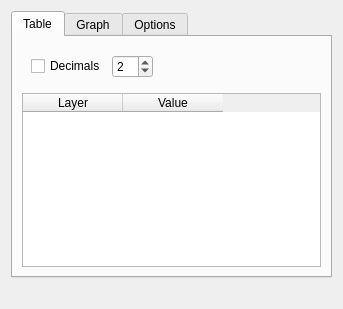
First picture: the form in ui_valuewidgetbase.ui, repository etiennesky/valuetool, before the edit.
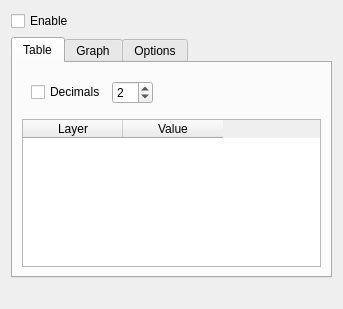
Second picture: the form after the edit.

Commit message: restore Enabled checkbox, sync with map tool selection

The edit to the form file:
```diff
--- a/ui_valuewidgetbase.ui
+++ b/ui_valuewidgetbase.ui
@@ -14,6 +14,16 @@
    <string>Form</string>
   </property>
   <layout class="QVBoxLayout" name="verticalLayout">
+   <item>
+    <widget class="QCheckBox" name="cbxEnable">
+     <property name="toolTip">
+      <string>Can also be enabled using the &quot;Value Tool&quot; toolbar icon</string>
+     </property>
+     <property name="text">
+      <string>Enable</string>
+     </property>
+    </widget>
+   </item>
    <item>
     <widget class="QTabWidget" name="tabWidget">
      <property name="tabPosition">
```
The commit also changes 3 other files.
